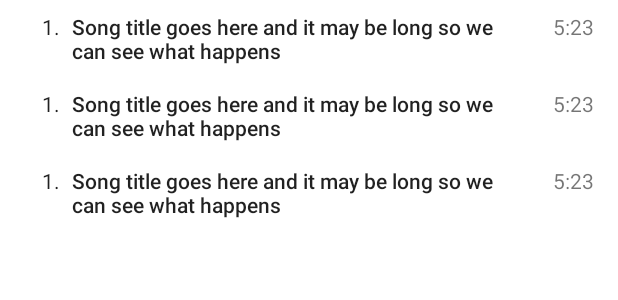
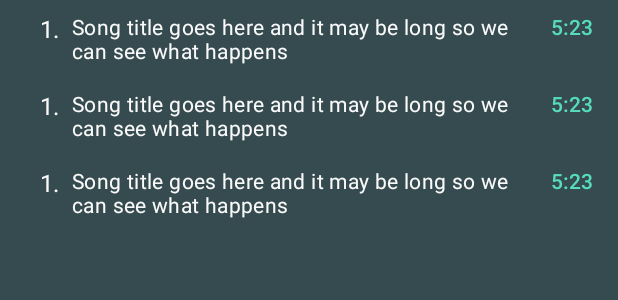
Before and after one commit to evanisnor/freshwaves, an Android app: the layout album_details_fragment.xml on its own in the app's theme, with its tools: preview values and no code run, on a phone screen of 412 x 824 dp. Shown: the top 300 px of the screen. Run offline under Robolectric (Android 15) with nearby library versions, the phone set to English and light mode, and no system bars.

Commit message:
Customizing app theme

```diff
--- a/app/src/main/AndroidManifest.xml
+++ b/app/src/main/AndroidManifest.xml
@@ -2,8 +2,6 @@
 <manifest xmlns:android="http://schemas.android.com/apk/res/android"
     xmlns:tools="http://schemas.android.com/tools"
     package="com.evanisnor.freshwaves">
-
-    <uses-permission android:name="android.permission.FOREGROUND_SERVICE" />
 
     <application
         android:name=".FreshWavesApp"
--- a/app/src/main/java/com/evanisnor/freshwaves/features/albumdetails/AlbumDetailsFragment.kt
+++ b/app/src/main/java/com/evanisnor/freshwaves/features/albumdetails/AlbumDetailsFragment.kt
@@ -4,6 +4,7 @@ import android.os.Bundle
 import android.view.LayoutInflater
 import android.view.View
 import android.view.ViewGroup
+import androidx.appcompat.app.AppCompatActivity
 import androidx.fragment.app.Fragment
 import androidx.fragment.app.activityViewModels
 import androidx.lifecycle.lifecycleScope
@@ -35,7 +36,6 @@ class AlbumDetailsFragment : Fragment() {
 
     override fun onCreate(savedInstanceState: Bundle?) {
         super.onCreate(savedInstanceState)
-
         albumId = arguments?.getInt(albumIdArgument)
     }
 
--- a/app/src/main/java/com/evanisnor/freshwaves/features/albumdetails/adapter/AlbumOverview.kt
+++ b/app/src/main/java/com/evanisnor/freshwaves/features/albumdetails/adapter/AlbumOverview.kt
@@ -36,7 +36,7 @@ class AlbumOverview(itemView: View) : RecyclerView.ViewHolder(itemView) {
                 .atZone(ZoneId.systemDefault())
                 .toLocalDate()
                 .format(
-                    DateTimeFormatter.ofPattern("MMMM d", Locale.getDefault())
+                    DateTimeFormatter.ofPattern("YYYY", Locale.getDefault())
                 )
         }
     }
--- a/app/src/main/res/layout-land/album_details_fragment.xml
+++ b/app/src/main/res/layout-land/album_details_fragment.xml
@@ -2,9 +2,10 @@
 <androidx.constraintlayout.widget.ConstraintLayout xmlns:android="http://schemas.android.com/apk/res/android"
     xmlns:app="http://schemas.android.com/apk/res-auto"
     xmlns:tools="http://schemas.android.com/tools"
+    android:theme="@style/FreshAlbumCardTheme"
+    android:background="@color/background"
     android:layout_width="match_parent"
-    android:layout_height="match_parent"
-    android:background="@color/white">
+    android:layout_height="match_parent">
 
     <ImageView
         android:id="@+id/albumImage"
--- a/app/src/main/res/layout/album_details_disc_item.xml
+++ b/app/src/main/res/layout/album_details_disc_item.xml
@@ -3,8 +3,7 @@
     xmlns:app="http://schemas.android.com/apk/res-auto"
     xmlns:tools="http://schemas.android.com/tools"
     android:layout_width="match_parent"
-    android:layout_height="wrap_content"
-    android:background="@color/white">
+    android:layout_height="wrap_content">
 
     <TextView
         android:id="@+id/discLabel"
@@ -12,6 +11,7 @@
         android:layout_height="wrap_content"
         android:layout_marginStart="48dp"
         android:layout_marginTop="8dp"
+        app:tint="?attr/colorPrimary"
         android:layout_marginBottom="8dp"
         android:ellipsize="end"
         android:maxLines="2"
@@ -23,6 +23,7 @@
 
     <ImageView
         android:id="@+id/discIcon"
+        app:tint="?attr/colorSecondary"
         android:layout_width="wrap_content"
         android:layout_height="wrap_content"
         android:layout_marginStart="16dp"
--- a/app/src/main/res/layout/album_details_fragment.xml
+++ b/app/src/main/res/layout/album_details_fragment.xml
@@ -4,7 +4,8 @@
     xmlns:tools="http://schemas.android.com/tools"
     android:layout_width="match_parent"
     android:layout_height="match_parent"
-    android:background="@color/white">
+    android:background="@color/background"
+    android:theme="@style/FreshAlbumCardTheme">
 
     <androidx.recyclerview.widget.RecyclerView
         android:id="@+id/details"
--- a/app/src/main/res/layout/album_details_track_item.xml
+++ b/app/src/main/res/layout/album_details_track_item.xml
@@ -2,9 +2,9 @@
 <androidx.constraintlayout.widget.ConstraintLayout xmlns:android="http://schemas.android.com/apk/res/android"
     xmlns:app="http://schemas.android.com/apk/res-auto"
     xmlns:tools="http://schemas.android.com/tools"
+    android:theme="@style/FreshAlbumCardTheme"
     android:layout_width="match_parent"
-    android:layout_height="wrap_content"
-    android:background="@color/white">
+    android:layout_height="wrap_content">
 
     <TextView
         android:id="@+id/trackNumber"
@@ -14,7 +14,7 @@
         android:layout_marginTop="8dp"
         android:layout_marginEnd="8dp"
         android:layout_marginBottom="8dp"
-        android:textAppearance="@style/TextAppearance.AppCompat.Body1"
+        android:textAppearance="@style/TextAppearance.MaterialComponents.Subtitle1"
         app:layout_constraintBottom_toBottomOf="parent"
         app:layout_constraintEnd_toStartOf="@+id/trackName"
         app:layout_constraintHorizontal_bias="1.0"
@@ -27,10 +27,11 @@
         android:id="@+id/duration"
         android:layout_width="wrap_content"
         android:layout_height="wrap_content"
+        android:textColor="?attr/colorSecondary"
         android:layout_marginTop="8dp"
         android:layout_marginEnd="16dp"
         android:layout_marginBottom="8dp"
-        android:textAppearance="@style/TextAppearance.AppCompat.Small"
+        android:textAppearance="@style/TextAppearance.MaterialComponents.Subtitle2"
         app:layout_constraintBottom_toBottomOf="parent"
         app:layout_constraintEnd_toEndOf="parent"
         app:layout_constraintTop_toTopOf="parent"
@@ -47,7 +48,7 @@
         android:layout_marginBottom="8dp"
         android:ellipsize="end"
         android:maxLines="2"
-        android:textAppearance="@style/TextAppearance.AppCompat.Body2"
+        android:textAppearance="@style/TextAppearance.MaterialComponents.Body2"
         app:layout_constraintBottom_toBottomOf="parent"
         app:layout_constraintEnd_toStartOf="@+id/duration"
         app:layout_constraintHorizontal_bias="0.0"
--- a/app/src/main/res/values-night/themes.xml
+++ /dev/null
@@ -1,16 +0,0 @@
-<resources xmlns:tools="http://schemas.android.com/tools">
-    <!-- Base application theme. -->
-    <style name="Theme.FreshWaves" parent="Theme.MaterialComponents.DayNight.DarkActionBar">
-        <!-- Primary brand color. -->
-        <item name="colorPrimary">@color/purple_200</item>
-        <item name="colorPrimaryVariant">@color/purple_700</item>
-        <item name="colorOnPrimary">@color/black</item>
-        <!-- Secondary brand color. -->
-        <item name="colorSecondary">@color/teal_200</item>
-        <item name="colorSecondaryVariant">@color/teal_200</item>
-        <item name="colorOnSecondary">@color/black</item>
-        <!-- Status bar color. -->
-        <item name="android:statusBarColor" tools:targetApi="l">?attr/colorPrimaryVariant</item>
-        <!-- Customize your theme here. -->
-    </style>
-</resources>
--- a/app/src/main/res/values/colors.xml
+++ b/app/src/main/res/values/colors.xml
@@ -7,4 +7,18 @@
     <color name="teal_700">#FF018786</color>
     <color name="black">#FF000000</color>
     <color name="white">#FFFFFFFF</color>
+
+    <color name="primary">#1DB954</color>
+    <color name="primaryVariant">#CC1DB954</color>
+    <color name="onPrimary">#FAFAFA</color>
+    <color name="secondary">#57dcbb</color>
+    <color name="secondaryVariant">#4457dcbb</color>
+    <color name="onSecondary">#7B7B7B</color>
+    <color name="background">#172022</color>
+    <color name="backgroundOverlay">#66172022</color>
+    <color name="onBackground">#FAFAFA</color>
+    <color name="surface">#364B4F</color>
+    <color name="onSurface">#FAFAFA</color>
+    <color name="error">#DC143C</color>
+    <color name="onError">#FAFAFA</color>
 </resources>
--- a/app/src/main/res/values/themes.xml
+++ b/app/src/main/res/values/themes.xml
@@ -1,16 +1,67 @@
-<resources xmlns:tools="http://schemas.android.com/tools">
+<resources>
     <!-- Base application theme. -->
-    <style name="Theme.FreshWaves" parent="Theme.MaterialComponents.DayNight.DarkActionBar">
+    <style name="Theme.FreshWaves" parent="Theme.MaterialComponents.DayNight.NoActionBar">
         <!-- Primary brand color. -->
-        <item name="colorPrimary">@color/purple_500</item>
-        <item name="colorPrimaryVariant">@color/purple_700</item>
-        <item name="colorOnPrimary">@color/white</item>
+        <item name="colorPrimary">@color/primary</item>
+        <item name="colorPrimaryVariant">@color/primaryVariant</item>
+        <item name="colorOnPrimary">@color/onPrimary</item>
+
         <!-- Secondary brand color. -->
-        <item name="colorSecondary">@color/teal_200</item>
-        <item name="colorSecondaryVariant">@color/teal_700</item>
-        <item name="colorOnSecondary">@color/black</item>
-        <!-- Status bar color. -->
-        <item name="android:statusBarColor" tools:targetApi="l">?attr/colorPrimaryVariant</item>
-        <!-- Customize your theme here. -->
+        <item name="colorSecondary">@color/secondary</item>
+        <item name="colorSecondaryVariant">@color/secondaryVariant</item>
+        <item name="colorOnSecondary">@color/onSecondary</item>
+
+        <!-- Background -->
+        <item name="android:background">@color/background</item>
+        <item name="android:colorBackground">@color/background</item>
+        <item name="colorOnBackground">@color/onBackground</item>
+
+        <!-- Surface -->
+        <item name="colorSurface">@color/surface</item>
+        <item name="colorOnSurface">@color/onSurface</item>
+        <item name="colorPrimarySurface">@color/surface</item>
+        <item name="colorOnPrimarySurface">@color/onSurface</item>
+
+        <!-- Error -->
+        <item name="android:colorError">@color/error</item>
+        <item name="colorOnError">@color/onError</item>
+
+        <!-- Cards -->
+        <item name="materialCardViewStyle">@style/FreshAlbumCardTheme</item>
+
+        <!-- Status Bar -->
+        <item name="android:statusBarColor">@color/background</item>
+
+        <!-- ActionBar -->
+        <item name="actionBarStyle">@style/FreshAppBar</item>
+        <item name="toolbarStyle">@style/FreshToolbar</item>
+
+    </style>
+
+    <style name="FreshAppBar" parent="Widget.AppCompat.ActionBar">
+        <item name="android:elevation">0dp</item>
+        <item name="background">@color/secondary</item>
+    </style>
+
+    <style name="FreshToolbar">
+        <item name="android:elevation">0dp</item>
+    </style>
+
+    <style name="FreshToolbar.Title">
+        <item name="android:background">@drawable/title_border</item>
+        <item name="android:textColor">@color/secondary</item>
+        <item name="android:textAppearance">@style/TextAppearance.MaterialComponents.Headline4
+        </item>
+        <item name="android:layout_marginStart">16dp</item>
+        <item name="android:layout_marginEnd">16dp</item>
+        <item name="fontFamily">@font/bebas_neue_regular</item>
+    </style>
+
+
+    <style name="FreshAlbumCardTheme" parent="Widget.MaterialComponents.CardView">
+        <item name="android:background">@color/surface</item>
+        <item name="android:textColor">@color/onSurface</item>
+        <item name="colorOnSurface">@color/onSurface</item>
+        <item name="textAppearanceBody1">@color/onSurface</item>
     </style>
 </resources>
```
Also changed, not shown: app/src/main/res/drawable/title_border.xml (added, +14 -0 lines), app/src/main/res/layout-land/album_details_overview_item.xml (+15 -12 lines), app/src/main/res/layout/activity_main.xml (+4 -10 lines), app/src/main/res/layout/album_details_overview_item.xml (+15 -12 lines), app/src/main/res/layout/fresh_album_card.xml (+5 -4 lines), app/src/main/res/layout/fresh_albums_fragment.xml (+26 -2 lines), app/src/main/res/font/bebas_neue_regular.ttf (added).
